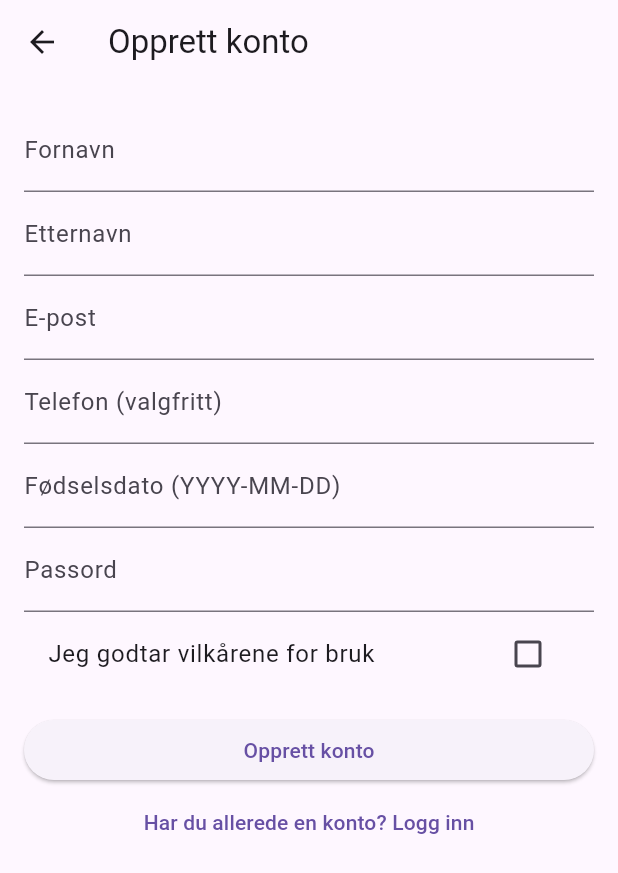
After one commit to weblia-kam/Fullstack-app-blueprint, a Flutter app: the RegisterScreen screen opened by its route, on a phone screen of 412 x 824 dp. The commit adds this screen. Shown: the top 873 px of the screen. Run offline on Flutter 3.47's test engine with Material 3 defaults, Android fonts, the phone set to English and light mode, and no system bars; our stand-ins replace built_collection, built_value, dio; missing offline and left inert: one_of_serializer; generated files the repository leaves out were written again.

Commit message:
feat(mobile): add registration flow

```diff
--- a/apps/mobile/lib/main.dart
+++ b/apps/mobile/lib/main.dart
@@ -2,6 +2,7 @@ import 'package:flutter/material.dart';
 import 'api/client.dart';
 import 'screens/login_screen.dart';
 import 'screens/profile_screen.dart';
+import 'screens/register_screen.dart';
 
 void main() => runApp(const App());
 
@@ -15,6 +16,8 @@ class App extends StatelessWidget {
       title: 'Blueprint',
       routes: {
         '/': (context) => LoginScreen(api: _api),
+        '/login': (context) => LoginScreen(api: _api),
+        '/register': (context) => RegisterScreen(api: _api),
         '/profile': (context) => const ProfileScreen(),
       },
     );
--- a/apps/mobile/lib/screens/login_screen.dart
+++ b/apps/mobile/lib/screens/login_screen.dart
@@ -86,6 +86,11 @@ class _LoginScreenState extends State<LoginScreen> {
             ElevatedButton(onPressed: busy ? null : _verify, child: const Text('Verify')),
           ],
           if (info != null) Padding(padding: const EdgeInsets.only(top: 8), child: Text(info!)),
+          const SizedBox(height: 24),
+          TextButton(
+            onPressed: busy ? null : () => Navigator.of(context).pushReplacementNamed('/register'),
+            child: const Text('Opprett konto'),
+          ),
         ]),
       ),
     );
--- /dev/null
+++ b/apps/mobile/lib/screens/register_screen.dart
@@ -0,0 +1,138 @@
+import 'package:flutter/material.dart';
+
+import '../api/client.dart';
+
+class RegisterScreen extends StatefulWidget {
+  final ApiClient api;
+  const RegisterScreen({super.key, required this.api});
+
+  @override
+  State<RegisterScreen> createState() => _RegisterScreenState();
+}
+
+class _RegisterScreenState extends State<RegisterScreen> {
+  final _first = TextEditingController();
+  final _last = TextEditingController();
+  final _email = TextEditingController();
+  final _phone = TextEditingController();
+  final _birth = TextEditingController();
+  final _pw = TextEditingController();
+  bool accepted = false;
+  bool busy = false;
+  String? msg;
+
+  @override
+  void dispose() {
+    _first.dispose();
+    _last.dispose();
+    _email.dispose();
+    _phone.dispose();
+    _birth.dispose();
+    _pw.dispose();
+    super.dispose();
+  }
+
+  Future<void> _submit() async {
+    if (busy) return;
+    setState(() {
+      msg = null;
+      busy = true;
+    });
+    try {
+      final phone = _phone.text.trim();
+      final birth = _birth.text.trim();
+      await widget.api.registerFull(
+        firstName: _first.text.trim(),
+        lastName: _last.text.trim(),
+        email: _email.text.trim(),
+        phone: phone.isEmpty ? null : phone,
+        birthDate: birth.isEmpty ? null : birth,
+        password: _pw.text.trim(),
+        acceptedTerms: accepted,
+      );
+      if (!mounted) return;
+      Navigator.of(context).pushReplacementNamed('/profile');
+    } catch (e) {
+      setState(() => msg = 'Feil: $e');
+    } finally {
+      if (mounted) {
+        setState(() => busy = false);
+      }
+    }
+  }
+
+  @override
+  Widget build(BuildContext ctx) {
+    return Scaffold(
+      appBar: AppBar(title: const Text('Opprett konto')),
+      body: SingleChildScrollView(
+        padding: const EdgeInsets.all(16),
+        child: Column(
+          crossAxisAlignment: CrossAxisAlignment.stretch,
+          children: [
+            TextField(
+              controller: _first,
+              decoration: const InputDecoration(labelText: 'Fornavn'),
+              textInputAction: TextInputAction.next,
+            ),
+            TextField(
+              controller: _last,
+              decoration: const InputDecoration(labelText: 'Etternavn'),
+              textInputAction: TextInputAction.next,
+            ),
+            TextField(
+              controller: _email,
+              decoration: const InputDecoration(labelText: 'E-post'),
+              keyboardType: TextInputType.emailAddress,
+              textInputAction: TextInputAction.next,
+            ),
+            TextField(
+              controller: _phone,
+              decoration: const InputDecoration(labelText: 'Telefon (valgfritt)'),
+              keyboardType: TextInputType.phone,
+              textInputAction: TextInputAction.next,
+            ),
+            TextField(
+              controller: _birth,
+              decoration: const InputDecoration(labelText: 'Fødselsdato (YYYY-MM-DD)'),
+              keyboardType: TextInputType.datetime,
+              textInputAction: TextInputAction.next,
+            ),
+            TextField(
+              controller: _pw,
+              obscureText: true,
+              decoration: const InputDecoration(labelText: 'Passord'),
+            ),
+            CheckboxListTile(
+              value: accepted,
+              onChanged: (v) => setState(() => accepted = v ?? false),
+              title: const Text('Jeg godtar vilkårene for bruk'),
+            ),
+            const SizedBox(height: 12),
+            ElevatedButton(
+              onPressed: busy ? null : _submit,
+              child: busy
+                  ? const SizedBox(
+                      width: 20,
+                      height: 20,
+                      child: CircularProgressIndicator(strokeWidth: 2),
+                    )
+                  : const Text('Opprett konto'),
+            ),
+            if (msg != null)
+              Padding(
+                padding: const EdgeInsets.only(top: 8),
+                child: Text(msg!),
+              ),
+            TextButton(
+              onPressed: busy
+                  ? null
+                  : () => Navigator.of(context).pushReplacementNamed('/login'),
+              child: const Text('Har du allerede en konto? Logg inn'),
+            ),
+          ],
+        ),
+      ),
+    );
+  }
+}
```
Also changed, not shown: apps/mobile/lib/api/client.dart (+20 -0 lines), 1 other file.
